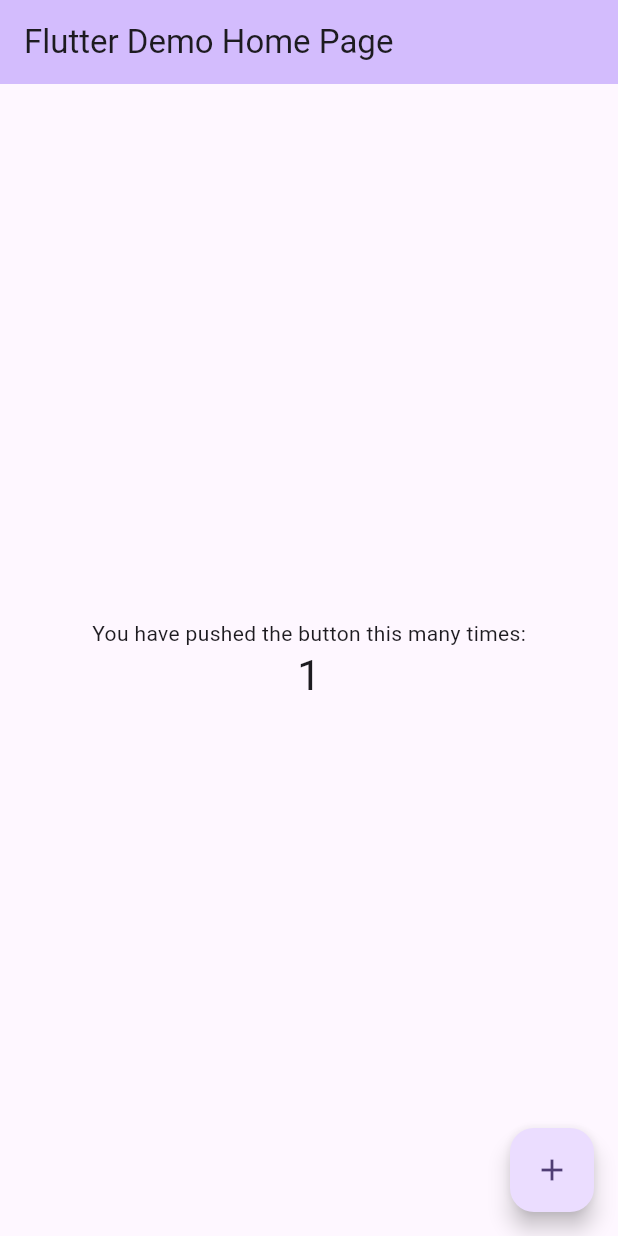
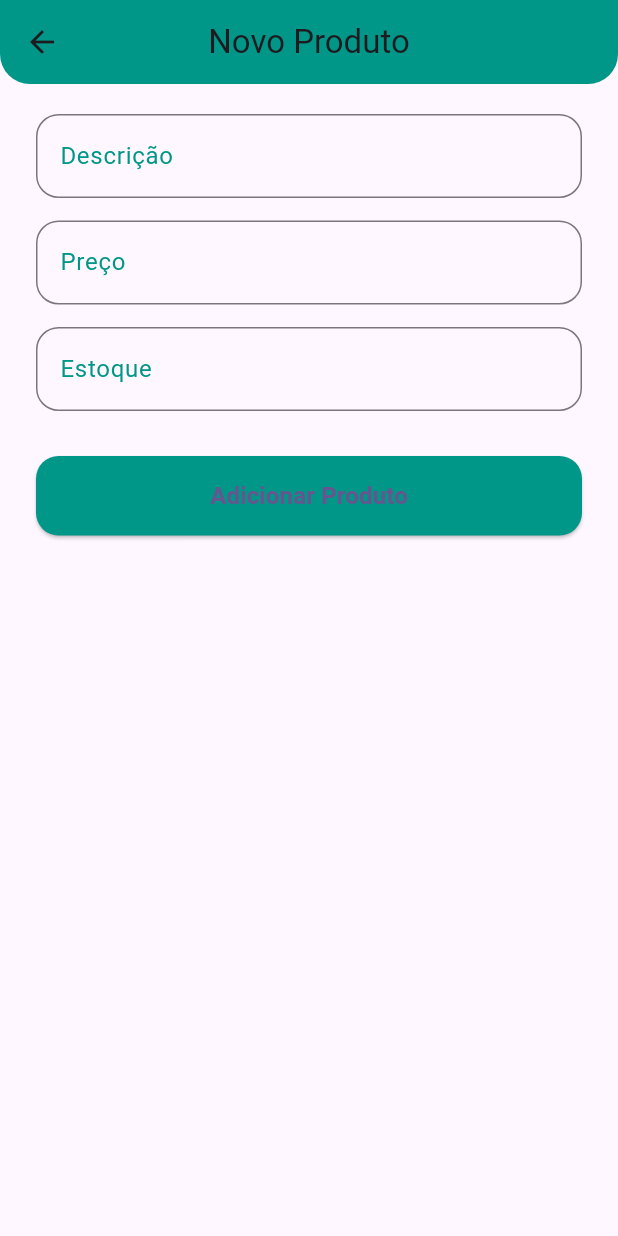
Before and after one commit to vitorRibeiro7/produto-ui, a Flutter app: the screen it shows after launch, after a tap on the "add" icon, on a phone screen of 412 x 824 dp. Run offline on Flutter 3.47's test engine with Material 3 defaults, Android fonts, the phone set to English and light mode, and no system bars; network calls fail.

Commit message:
feat: finish screens ans integration

```diff
--- a/lib/main.dart
+++ b/lib/main.dart
@@ -1,4 +1,5 @@
 import 'package:flutter/material.dart';
+import 'package:produto_ui/screens/lista_produtos.dart';
 
 void main() {
   runApp(const MyApp());
@@ -7,119 +8,15 @@
 class MyApp extends StatelessWidget {
   const MyApp({super.key});
 
-  // This widget is the root of your application.
   @override
   Widget build(BuildContext context) {
     return MaterialApp(
-      title: 'Flutter Demo',
+      title: 'CRUD de Produtos',
       theme: ThemeData(
-        // This is the theme of your application.
-        //
-        // TRY THIS: Try running your application with "flutter run". You'll see
-        // the application has a purple toolbar. Then, without quitting the app,
-        // try changing the seedColor in the colorScheme below to Colors.green
-        // and then invoke "hot reload" (save your changes or press the "hot
-        // reload" button in a Flutter-supported IDE, or press "r" if you used
-        // the command line to start the app).
-        //
-        // Notice that the counter didn't reset back to zero; the application
-        // state is not lost during the reload. To reset the state, use hot
-        // restart instead.
-        //
-        // This works for code too, not just values: Most code changes can be
-        // tested with just a hot reload.
         colorScheme: ColorScheme.fromSeed(seedColor: Colors.deepPurple),
         useMaterial3: true,
       ),
-      home: const MyHomePage(title: 'Flutter Demo Home Page'),
+      home: ProductListScreen(),
     );
   }
 }
-
-class MyHomePage extends StatefulWidget {
-  const MyHomePage({super.key, required this.title});
-
-  // This widget is the home page of your application. It is stateful, meaning
-  // that it has a State object (defined below) that contains fields that affect
-  // how it looks.
-
-  // This class is the configuration for the state. It holds the values (in this
-  // case the title) provided by the parent (in this case the App widget) and
-  // used by the build method of the State. Fields in a Widget subclass are
-  // always marked "final".
-
-  final String title;
-
-  @override
-  State<MyHomePage> createState() => _MyHomePageState();
-}
-
-class _MyHomePageState extends State<MyHomePage> {
-  int _counter = 0;
-
-  void _incrementCounter() {
-    setState(() {
-      // This call to setState tells the Flutter framework that something has
-      // changed in this State, which causes it to rerun the build method below
-      // so that the display can reflect the updated values. If we changed
-      // _counter without calling setState(), then the build method would not be
-      // called again, and so nothing would appear to happen.
-      _counter++;
-    });
-  }
-
-  @override
-  Widget build(BuildContext context) {
-    // This method is rerun every time setState is called, for instance as done
-    // by the _incrementCounter method above.
-    //
-    // The Flutter framework has been optimized to make rerunning build methods
-    // fast, so that you can just rebuild anything that needs updating rather
-    // than having to individually change instances of widgets.
-    return Scaffold(
-      appBar: AppBar(
-        // TRY THIS: Try changing the color here to a specific color (to
-        // Colors.amber, perhaps?) and trigger a hot reload to see the AppBar
-        // change color while the other colors stay the same.
-        backgroundColor: Theme.of(context).colorScheme.inversePrimary,
-        // Here we take the value from the MyHomePage object that was created by
-        // the App.build method, and use it to set our appbar title.
-        title: Text(widget.title),
-      ),
-      body: Center(
-        // Center is a layout widget. It takes a single child and positions it
-        // in the middle of the parent.
-        child: Column(
-          // Column is also a layout widget. It takes a list of children and
-          // arranges them vertically. By default, it sizes itself to fit its
-          // children horizontally, and tries to be as tall as its parent.
-          //
-          // Column has various properties to control how it sizes itself and
-          // how it positions its children. Here we use mainAxisAlignment to
-          // center the children vertically; the main axis here is the vertical
-          // axis because Columns are vertical (the cross axis would be
-          // horizontal).
-          //
-          // TRY THIS: Invoke "debug painting" (choose the "Toggle Debug Paint"
-          // action in the IDE, or press "p" in the console), to see the
-          // wireframe for each widget.
-          mainAxisAlignment: MainAxisAlignment.center,
-          children: <Widget>[
-            const Text(
-              'You have pushed the button this many times:',
-            ),
-            Text(
-              '$_counter',
-              style: Theme.of(context).textTheme.headlineMedium,
-            ),
-          ],
-        ),
-      ),
-      floatingActionButton: FloatingActionButton(
-        onPressed: _incrementCounter,
-        tooltip: 'Increment',
-        child: const Icon(Icons.add),
-      ), // This trailing comma makes auto-formatting nicer for build methods.
-    );
-  }
-}
--- /dev/null
+++ b/lib/models/produto.dart
@@ -0,0 +1,36 @@
+class Produto {
+  final int id;
+  final String descricao;
+  final double preco;
+  final int estoque;
+  final String data;
+
+  Produto({
+    required this.id,
+    required this.descricao,
+    required this.preco,
+    required this.estoque,
+    required this.data,
+  });
+
+  factory Produto.fromJson(Map<String, dynamic> json) {
+    return Produto(
+      id: json['id'],
+      descricao: json['descricao'],
+      preco:
+          json['preco'] != null ? double.parse(json['preco'].toString()) : 0.0,
+      estoque: json['estoque'],
+      data: json['data'],
+    );
+  }
+
+  Map<String, dynamic> toJson() {
+    return {
+      'id': id,
+      'descricao': descricao,
+      'preco': preco,
+      'estoque': estoque,
+      'data': data,
+    };
+  }
+}
--- /dev/null
+++ b/lib/screens/form_produto.dart
@@ -0,0 +1,180 @@
+import 'package:flutter/material.dart';
+import '../models/produto.dart';
+import '../services/produto.dart';
+
+class ProductForm extends StatefulWidget {
+  final Produto? produto;
+
+  ProductForm({this.produto});
+
+  @override
+  _ProductFormState createState() => _ProductFormState();
+}
+
+class _ProductFormState extends State<ProductForm> {
+  final _formKey = GlobalKey<FormState>();
+  final ProductService _service = ProductService();
+
+  final TextEditingController _descriptionController = TextEditingController();
+  final TextEditingController _priceController = TextEditingController();
+  final TextEditingController _stockController = TextEditingController();
+
+  @override
+  void initState() {
+    super.initState();
+    if (widget.produto != null) {
+      _descriptionController.text = widget.produto!.descricao;
+      _priceController.text = widget.produto!.preco.toString();
+      _stockController.text = widget.produto!.estoque.toString();
+    }
+  }
+
+  @override
+  void dispose() {
+    _descriptionController.dispose();
+    _priceController.dispose();
+    _stockController.dispose();
+    super.dispose();
+  }
+
+  void _saveProduct() async {
+    if (_formKey.currentState!.validate()) {
+      final produto = Produto(
+        id: widget.produto?.id ?? 0,
+        descricao: _descriptionController.text,
+        preco: double.parse(_priceController.text),
+        estoque: int.parse(_stockController.text),
+        data: DateTime.now().toString(),
+      );
+
+      try {
+        bool isSuccess = widget.produto == null
+            ? await _service.createProduct(produto)
+            : await _service.updateProduct(produto.id, produto);
+
+        if (isSuccess) {
+          Navigator.pop(context, true);
+        } else {
+          _showErrorMessage('Erro ao salvar o produto');
+        }
+      } catch (error) {
+        _showErrorMessage('Erro ao salvar o produto');
+      }
+    }
+  }
+
+  void _showErrorMessage(String message) {
+    ScaffoldMessenger.of(context).showSnackBar(
+      SnackBar(content: Text(message)),
+    );
+  }
+
+  @override
+  Widget build(BuildContext context) {
+    return Scaffold(
+      appBar: AppBar(
+        backgroundColor: Colors.teal,
+        title: Text(widget.produto == null ? 'Novo Produto' : 'Editar Produto'),
+        centerTitle: true,
+        shape: RoundedRectangleBorder(
+          borderRadius: BorderRadius.vertical(bottom: Radius.circular(20)),
+        ),
+      ),
+      body: Padding(
+        padding: const EdgeInsets.symmetric(horizontal: 24.0),
+        child: Form(
+          key: _formKey,
+          child: ListView(
+            children: [
+              SizedBox(height: 20),
+              _buildTextField(
+                controller: _descriptionController,
+                label: 'Descrição',
+                validator: (value) {
+                  if (value == null || value.isEmpty) {
+                    return 'Insira a descrição do produto';
+                  }
+                  return null;
+                },
+              ),
+              SizedBox(height: 15),
+              _buildTextField(
+                controller: _priceController,
+                label: 'Preço',
+                keyboardType: TextInputType.number,
+                validator: (value) {
+                  if (value == null || value.isEmpty) {
+                    return 'Insira o preço do produto';
+                  }
+                  if (double.tryParse(value) == null) {
+                    return 'Insira um preço válido';
+                  }
+                  return null;
+                },
+              ),
+              SizedBox(height: 15),
+              _buildTextField(
+                controller: _stockController,
+                label: 'Estoque',
+                keyboardType: TextInputType.number,
+                validator: (value) {
+                  if (value == null || value.isEmpty) {
+                    return 'Insira a quantidade em estoque';
+                  }
+                  if (int.tryParse(value) == null) {
+                    return 'Insira uma quantidade válida';
+                  }
+                  return null;
+                },
+              ),
+              SizedBox(height: 30),
+              _buildSaveButton(),
+            ],
+          ),
+        ),
+      ),
+    );
+  }
+
+  Widget _buildTextField({
+    required TextEditingController controller,
+    required String label,
+    TextInputType? keyboardType,
+    String? Function(String?)? validator,
+  }) {
+    return TextFormField(
+      controller: controller,
+      decoration: InputDecoration(
+        labelText: label,
+        labelStyle: TextStyle(color: Colors.teal),
+        border: OutlineInputBorder(
+          borderRadius: BorderRadius.circular(15),
+          borderSide: BorderSide(color: Colors.teal),
+        ),
+        focusedBorder: OutlineInputBorder(
+          borderRadius: BorderRadius.circular(15),
+          borderSide: BorderSide(color: Colors.teal, width: 2),
+        ),
+      ),
+      keyboardType: keyboardType,
+      validator: validator,
+    );
+  }
+
+  Widget _buildSaveButton() {
+    return ElevatedButton(
+      onPressed: _saveProduct,
+      style: ElevatedButton.styleFrom(
+        backgroundColor: Colors.teal,
+        padding: EdgeInsets.symmetric(vertical: 15),
+        shape: RoundedRectangleBorder(
+          borderRadius: BorderRadius.circular(15),
+        ),
+      ),
+      child: Text(
+        widget.produto == null ? 'Adicionar Produto' : 'Salvar Alterações',
+        style: TextStyle(fontSize: 16, fontWeight: FontWeight.bold),
+      ),
+    );
+  }
+}
--- /dev/null
+++ b/lib/screens/lista_produtos.dart
@@ -0,0 +1,154 @@
+import 'package:flutter/material.dart';
+import '../models/produto.dart';
+import '../services/produto.dart';
+import 'form_produto.dart';
+
+class ProductListScreen extends StatefulWidget {
+  @override
+  _ProdutoListScreenState createState() => _ProdutoListScreenState();
+}
+
+class _ProdutoListScreenState extends State<ProductListScreen> {
+  final ProductService _service = ProductService();
+  late Future<List<Produto>> _produtoList;
+
+  @override
+  void initState() {
+    super.initState();
+    _produtoList = _service.fetchProducts();
+  }
+
+  void _refreshProductList() {
+    setState(() {
+      _produtoList = _service.fetchProducts();
+    });
+  }
+
+  void _confirmDeleteProduct(int productId) {
+    showDialog(
+      context: context,
+      builder: (BuildContext context) {
+        return AlertDialog(
+          title: const Text('Confirmar'),
+          content: const Text('Tem certeza que deseja excluir este produto?'),
+          actions: [
+            TextButton(
+              child: const Text('Cancelar'),
+              onPressed: () {
+                Navigator.of(context).pop();
+              },
+            ),
+            ElevatedButton.icon(
+              icon: const Icon(Icons.delete, color: Colors.white),
+              label: const Text('Excluir'),
+              style: ElevatedButton.styleFrom(backgroundColor: Colors.red),
+              onPressed: () {
+                _service.deleteProduct(productId).then((_) {
+                  Navigator.of(context).pop();
+                  _refreshProductList();
+                });
+              },
+            ),
+          ],
+        );
+      },
+    );
+  }
+
+  @override
+  Widget build(BuildContext context) {
+    return Scaffold(
+      appBar: AppBar(title: const Text('Produtos')),
+      body: FutureBuilder<List<Produto>>(
+        future: _produtoList,
+        builder: (context, snapshot) {
+          if (snapshot.connectionState == ConnectionState.waiting) {
+            return const Center(child: CircularProgressIndicator());
+          } else if (snapshot.hasError) {
+            return Center(child: Text('Erro: ${snapshot.error}'));
+          } else if (!snapshot.hasData || snapshot.data!.isEmpty) {
+            return const Center(child: Text('Nenhum produto encontrado.'));
+          } else {
+            final products = snapshot.data!;
+            return ListView.builder(
+              padding: const EdgeInsets.all(8.0),
+              itemCount: products.length,
+              itemBuilder: (context, index) {
+                return Card(
+                  elevation: 5,
+                  margin: const EdgeInsets.symmetric(vertical: 8.0),
+                  shape: RoundedRectangleBorder(
+                    borderRadius: BorderRadius.circular(15.0),
+                  ),
+                  child: ListTile(
+                    contentPadding: const EdgeInsets.all(16.0),
+                    leading: const Icon(Icons.inventory,
+                        size: 40, color: Colors.blue),
+                    title: Text(
+                      products[index].descricao,
+                      style: const TextStyle(fontWeight: FontWeight.bold),
+                    ),
+                    subtitle: Column(
+                      crossAxisAlignment: CrossAxisAlignment.start,
+                      children: [
+                        Text(
+                          'Preço: R\$ ${products[index].preco.toStringAsFixed(2)}',
+                          style: TextStyle(color: Colors.grey[600]),
+                        ),
+                        Text(
+                          'Estoque: ${products[index].estoque}',
+                          style: TextStyle(color: Colors.grey[600]),
+                        ),
+                      ],
+                    ),
+                    trailing: Wrap(
+                      spacing: 12,
+                      children: [
+                        IconButton(
+                          icon: Icon(Icons.edit, color: Colors.orange),
+                          onPressed: () async {
+                            final result = await Navigator.push(
+                              context,
+                              MaterialPageRoute(
+                                builder: (context) =>
+                                    ProductForm(produto: products[index]),
+                              ),
+                            );
+                            if (result == true) {
+                              _refreshProductList();
+                            }
+                          },
+                        ),
+                        IconButton(
+                          icon: const Icon(Icons.delete, color: Colors.red),
+                          onPressed: () {
+                            _confirmDeleteProduct(products[index].id);
+                          },
+                        ),
+                      ],
+                    ),
+                  ),
+                );
+              },
+            );
+          }
+        },
+      ),
+      floatingActionButton: FloatingActionButton(
+        onPressed: () async {
+          final result = await Navigator.push(
+            context,
+            MaterialPageRoute(
+              builder: (context) => ProductForm(),
+            ),
+          );
+          if (result == true) {
+            _refreshProductList();
+          }
+        },
+        child: Icon(Icons.add),
+        backgroundColor: Colors.green,
+      ),
+    );
+  }
+}
--- /dev/null
+++ b/lib/services/produto.dart
@@ -0,0 +1,42 @@
+import 'dart:convert';
+import 'package:http/http.dart' as http;
+import '../models/produto.dart';
+
+class ProductService {
+  final String apiUrl = "http://localhost:3000";
+
+  Future<bool> createProduct(Produto product) async {
+    final response = await http.post(
+      Uri.parse('$apiUrl/produto'),
+      headers: {'Content-Type': 'application/json'},
+      body: json.encode(product.toJson()),
+    );
+    return response.statusCode == 201;
+  }
+
+  Future<bool> updateProduct(int id, Produto product) async {
+    final response = await http.put(
+      Uri.parse('$apiUrl/produto/$id'),
+      headers: {'Content-Type': 'application/json'},
+      body: json.encode(product.toJson()),
+    );
+    return response.statusCode == 200;
+  }
+
+  Future<List<Produto>> fetchProducts() async {
+    final response = await http.get(Uri.parse('$apiUrl/produtos'));
+    if (response.statusCode == 200) {
+      List jsonResponse = json.decode(response.body);
+      return jsonResponse.map((data) => Produto.fromJson(data)).toList();
+    } else {
+      throw Exception('Falha ao carregar produtos');
+    }
+  }
+
+  Future<void> deleteProduct(int id) async {
+    final response = await http.delete(Uri.parse('$apiUrl/produto/$id'));
+    if (response.statusCode != 204) {
+      throw Exception('Falha ao deletar produto');
+    }
+  }
+}
--- a/pubspec.yaml
+++ b/pubspec.yaml
@@ -2,7 +2,7 @@ name: produto_ui
 description: "A new Flutter project."
 # The following line prevents the package from being accidentally published to
 # pub.dev using `flutter pub publish`. This is preferred for private packages.
-publish_to: 'none' # Remove this line if you wish to publish to pub.dev
+publish_to: "none" # Remove this line if you wish to publish to pub.dev
 
 # The following defines the version and build number for your application.
 # A version number is three numbers separated by dots, like 1.2.43
@@ -30,7 +30,7 @@ environment:
 dependencies:
   flutter:
     sdk: flutter
-
+  http: ^0.13.5
 
   # The following adds the Cupertino Icons font to your application.
   # Use with the CupertinoIcons class for iOS style icons.
@@ -52,7 +52,6 @@ dev_dependencies:
 
 # The following section is specific to Flutter packages.
 flutter:
-
   # The following line ensures that the Material Icons font is
   # included with your application, so that you can use the icons in
   # the material Icons class.
```
Also changed, not shown: pubspec.lock.
